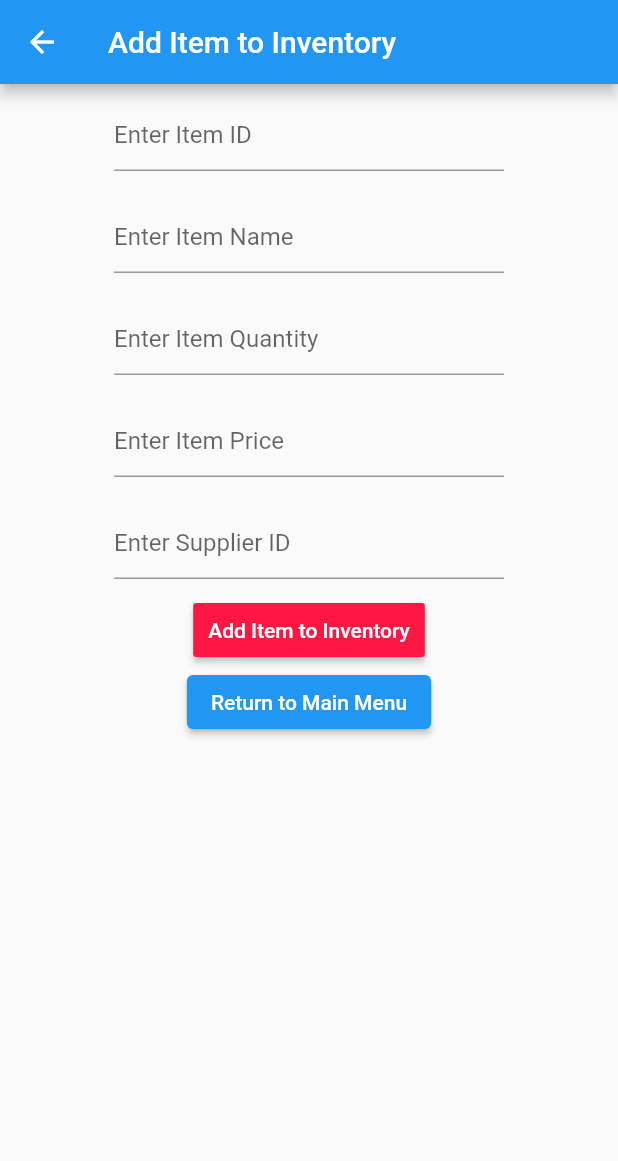
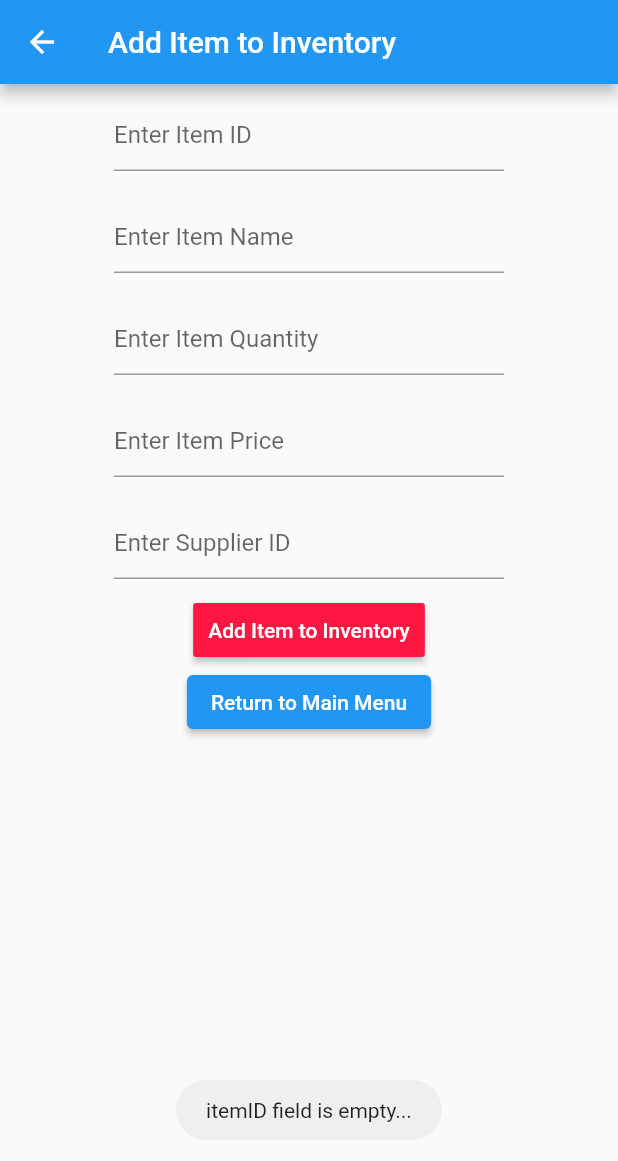
Before and after one commit to maly679/COMP-3504-Assignment2, a Flutter app: the AddItem screen opened directly, after a tap on "Add Item to Inventory", on a phone screen of 412 x 824 dp. Shown: the top 1161 px of the screen. Run offline on Flutter 3.47's test engine with Material 2 defaults, Android fonts, the phone set to English and light mode, and no system bars; our stand-ins replace fluttertoast.

Commit message:
Error UI generated when user inputs wrong values in add item page

```diff
--- a/lib/main.dart
+++ b/lib/main.dart
@@ -2,6 +2,7 @@ import 'package:flutter/material.dart';
 import './Item.dart';
 import 'package:flutter/services.dart' show rootBundle;
 import 'dart:developer';
+import 'package:fluttertoast/fluttertoast.dart';
 
 void main() => runApp(MyApp());
 
@@ -21,7 +22,6 @@ class ListSearch extends StatefulWidget {
 }
 
 class ListSearchState extends State<ListSearch> {
-
   //base variables and arrays needed to process data from file and the search functionality
   String _data = '';
   List<String> result = [];
@@ -43,7 +43,6 @@ class ListSearchState extends State<ListSearch> {
   //Load data from file, if this is first run of program.
   Future<void> _loadData() async {
     if (mainDataList.length == 0) {
-
       final _loadedData = await rootBundle.loadString('assets/items.txt');
       _data = _loadedData;
       result = _data.split("\r\n");
@@ -57,10 +56,12 @@ class ListSearchState extends State<ListSearch> {
             int.parse(splitResult[4]));
         Items.add(item);
         mainDataList.add('${item.name.toString()};${item.id.toString()}');
-
       }
       //once data is loaded, set loading to false and initialize data, so inventory data can be shown on widget.
-      setState((){ loading = false; onItemChanged('');});
+      setState(() {
+        loading = false;
+        onItemChanged('');
+      });
     }
   }
 
@@ -73,8 +74,7 @@ class ListSearchState extends State<ListSearch> {
   onItemChanged(String value) {
     setState(() {
       newDataList = mainDataList
-          .where((string) =>
-          string.toLowerCase().contains(value.toLowerCase()))
+          .where((string) => string.toLowerCase().contains(value.toLowerCase()))
           .toList();
 
       //used to account for search by id and name. Data is displayed on screen
@@ -95,7 +95,6 @@ class ListSearchState extends State<ListSearch> {
     if (loading == true) {
       return CircularProgressIndicator();
     } else {
-
       return Scaffold(
         body: Column(
           children: <Widget>[
@@ -112,8 +111,7 @@ class ListSearchState extends State<ListSearch> {
             Expanded(
               child: ListView(
                 padding: EdgeInsets.all(12.0),
-                children:
-                newDataList.map(
+                children: newDataList.map(
                   (data) {
                     return ListTile(
                       title: Text(data),
@@ -153,8 +151,8 @@ class ListSearchState extends State<ListSearch> {
                       mainDataList = [];
                       newDataList = [];
                       for (var i = 0; i < updatedData.length; i++) {
-                        mainDataList.add('${updatedData[i].name
-                            .toString()};${updatedData[i].id.toString()}');
+                        mainDataList.add(
+                            '${updatedData[i].name.toString()};${updatedData[i].id.toString()}');
                         newDataList.add(updatedData[i].name.toString());
                       }
                     }
@@ -168,6 +166,7 @@ class ListSearchState extends State<ListSearch> {
     }
   }
 }
+
 // Search bar in app bar flutter
 class SearchAppBar extends StatefulWidget {
   @override
@@ -238,8 +237,7 @@ class detailedView extends StatelessWidget {
                       .toString()
                       .replaceAll('(', '')
                       .replaceAll(')', ''),
-                          style:
-                          TextStyle(fontSize: 20, fontStyle: FontStyle.italic)),
+                  style: TextStyle(fontSize: 20, fontStyle: FontStyle.italic)),
               height: 200,
               width: 350),
           Container(
@@ -267,7 +265,6 @@ class AddItem extends StatefulWidget {
 }
 
 class AddItemState extends State<AddItem> {
-
   @override
   Widget build(BuildContext context) {
     final _itemID = TextEditingController();
@@ -324,29 +321,46 @@ class AddItemState extends State<AddItem> {
                   decoration: InputDecoration(hintText: 'Enter Supplier ID'),
                 )),
             RaisedButton(
+                // Add item to list and returns to list search page
                 onPressed: () {
                   // Create new item object and add it to list
-                  var item = new Item(
+                  bool inputCheck = inputItemCheck(_itemID, _itemName,
+                      _itemQuantity, _itemPrice, _supplierID);
+
+                  if (inputCheck == true) {
+                    Item newItem = new Item(
                         int.parse(_itemID.text),
                         _itemName.text,
                         int.parse(_itemQuantity.text),
                         double.parse(_itemPrice.text),
                         int.parse(_supplierID.text));
-                  widget.items.add(item);
+                    widget.items.add(newItem);
+                    Navigator.pop(context, widget.items);
+                  } else {
+                    return;
+                  }
+                  /*var item = new Item(
+                      int.parse(_itemID.text),
+                      _itemName.text,
+                      int.parse(_itemQuantity.text),
+                      double.parse(_itemPrice.text),
+                      int.parse(_supplierID.text));
+                  widget.items.add(item);*/
+                  /*bool addItem = widget.items.add(item);
+                  print("Was the item added to list?: " + addItem.toString());*/
                   //Return to the list search page with the newly added item (widget.items list)
-                  Navigator.pop(
-                      context,
-                      widget.items);
+                  // Navigator.pop(context, widget.items);
                 },
                 color: Color(0xffFF1744),
                 textColor: Colors.white,
                 padding: EdgeInsets.fromLTRB(10, 10, 10, 10),
                 child: const Text('Add Item to Inventory')),
             ElevatedButton(
+              // Return to the list search page without adding an item
               onPressed: () {
-                Navigator.pop(
-                    context,
-                    widget.items);
+                showToast(
+                    "Returning to Main Menu. No item not added to inventory.");
+                Navigator.pop(context, widget.items);
               },
               child: const Text('Return to Main Menu'),
             )
@@ -355,4 +369,99 @@ class AddItemState extends State<AddItem> {
       ),
     );
   }
+
+  /**
+   * Validates if the input is valid.
+   */
+  bool inputItemCheck(
+      _itemID, _itemName, _itemQuantity, _itemPrice, _supplierID) {
+    // Checks if all fields are empty
+    if (_itemID.text == "" ||
+        _itemName.text == "" ||
+        _itemQuantity.text == "" ||
+        _itemPrice.text == "" ||
+        _supplierID.text == "") {
+      if (_itemID.text == "") {
+        print("itemID field is empty...");
+        showToast("itemID field is empty...");
+      } else if (_itemName.text == "") {
+        print("itemName field is empty...");
+        showToast("itemName field is empty...");
+      } else if (_itemQuantity.text == "") {
+        print("itemQuantity field is empty...");
+        showToast("itemQuantity field is empty...");
+      } else if (_itemPrice.text == "") {
+        print("itemPrice field is empty...");
+        showToast("itemPrice field is empty...");
+      } else if (_supplierID.text == "") {
+        print("supplierID field is empty...");
+        showToast("supplierID field is empty...");
       }
+      // All fields are empty
+      else {
+        print(
+            "itemID, itemName, itemQuantity, and itemPrice, and supplierID field are empty...");
+        showToast(
+            "ItemID, itemName, itemQuantity, and itemPrice, and supplierID fields are empty...");
+      }
+
+      return false;
+    }
+    // Checks if numeric field contains non-numeric values
+    else if (_isNumeric(_itemID.text) == false ||
+        _isNumeric(_itemQuantity.text) == false ||
+        _isNumeric(_itemPrice.text) == false ||
+        _isNumeric(_supplierID.text) == false) {
+      if (_isNumeric(_itemID.text) == false) {
+        print("itemID is an invalid value...");
+        showToast("itemID is an invalid value...");
+      } else if (_isNumeric(_itemQuantity.text) == false) {
+        print("itemQuantity is an invalid value...");
+        showToast("itemQuantity is an invalid value...");
+      } else if (_isNumeric(_itemPrice.text) == false) {
+        print("itemPrice is an invalid value...");
+        showToast("itemPrice is an invalid value...");
+      } else if (_isNumeric(_supplierID.text) == false) {
+        print("supplierID is an invalid value...");
+        showToast("supplierID is an invalid value...");
+      }
+      // All fields contain non-numeric values
+      else {
+        print(
+            "itemID, itemQuantity, itemPrice, and supplierID are not numeric values...");
+        showToast(
+            "itemID, itemQuantity, itemPrice, and supplierID are not numeric values...");
+      }
+
+      return false;
+    }
+    // Confirms item is added into inventory list
+    else {
+      print("Item added to inventory...");
+      showToast("Item added to inventory");
+
+      return true;
+    }
+  }
+
+  /**
+   * Checks if the input is numeric
+   */
+  bool _isNumeric(String s) {
+    // If string is a number, return false
+    if (s == null) {
+      return false;
+    }
+    // DEFAULT; If string is not a number, return true
+    return double.tryParse(s) != null;
+  }
+
+  /**
+   * Generates a toast message
+   */
+  void showToast(String message) => Fluttertoast.showToast(
+        msg: message,
+        toastLength: Toast.LENGTH_LONG,
+        gravity: ToastGravity.BOTTOM,
+      );
+}
--- a/pubspec.yaml
+++ b/pubspec.yaml
@@ -35,6 +35,7 @@ dependencies:
   # The following adds the Cupertino Icons font to your application.
   # Use with the CupertinoIcons class for iOS style icons.
   cupertino_icons: ^1.0.2
+  fluttertoast: ^8.0.7
 
 dev_dependencies:
   flutter_test:
```
Also changed, not shown: main.dart (+17 -67 lines), pubspec.lock, 7 other files. Lines whose indentation alone changed are shown as unchanged.
